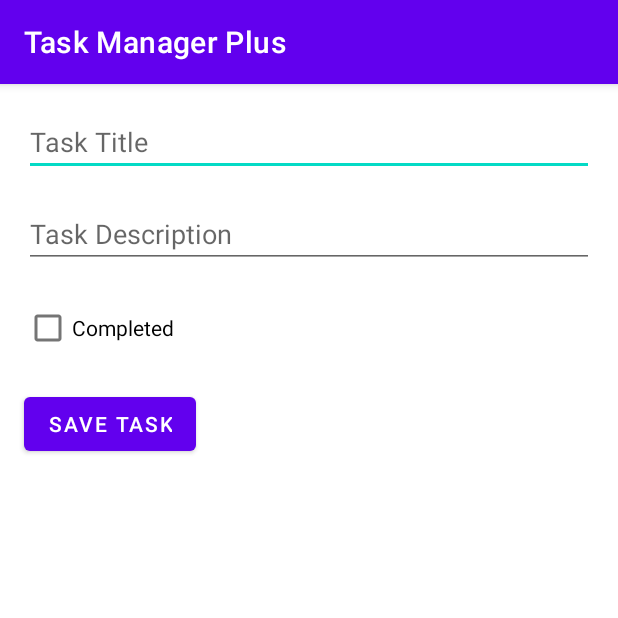
After one commit to maiconfang/taskmanagerplus-android-app, an Android app: the AddTaskActivity screen opened directly, with no data from a screen before it, on a phone screen of 412 x 824 dp, the top half of it. The commit adds this screen. Run offline under Robolectric (Android 15) with nearby library versions, the phone set to English and light mode, and no system bars.

Commit message:
Implemented task addition functionality
- Added the ability to add new tasks through AddTaskActivity.
- Updated TaskDashboardActivity to handle the addition of tasks and display only pending tasks initially.
- Created a new layout for adding tasks (activity_add_task.xml).

```diff
--- a/app/TaskManagerPlus/app/src/main/AndroidManifest.xml
+++ b/app/TaskManagerPlus/app/src/main/AndroidManifest.xml
@@ -12,6 +12,9 @@
         android:supportsRtl="true"
         android:theme="@style/Theme.TaskManagerPlus"
         tools:targetApi="31">
+        <activity
+            android:name=".ui.dashboard.AddTaskActivity"
+            android:exported="false" />
         <activity
             android:name=".ui.dashboard.TaskDashboardDetailActivity"
             android:exported="false" />
--- /dev/null
+++ b/app/TaskManagerPlus/app/src/main/java/maif/taskmanagerplus/ui/dashboard/AddTaskActivity.kt
@@ -0,0 +1,38 @@
+package maif.taskmanagerplus.ui.dashboard
+
+import android.app.Activity
+import android.content.Intent
+import android.os.Bundle
+import android.widget.Button
+import android.widget.CheckBox
+import android.widget.EditText
+import androidx.appcompat.app.AppCompatActivity
+import maif.taskmanagerplus.R
+
+class AddTaskActivity : AppCompatActivity() {
+
+    override fun onCreate(savedInstanceState: Bundle?) {
+        super.onCreate(savedInstanceState)
+        setContentView(R.layout.activity_add_task)
+
+        val titleEditText = findViewById<EditText>(R.id.et_task_title)
+        val descriptionEditText = findViewById<EditText>(R.id.et_task_description)
+        val completedCheckBox = findViewById<CheckBox>(R.id.cb_task_completed)
+        val saveButton = findViewById<Button>(R.id.btn_save_task)
+
+        saveButton.setOnClickListener {
+            val taskTitle = titleEditText.text.toString()
+            val taskDescription = descriptionEditText.text.toString()
+            val isCompleted = completedCheckBox.isChecked
+
+            val resultIntent = Intent().apply {
+                putExtra("TASK_TITLE", taskTitle)
+                putExtra("TASK_DESCRIPTION", taskDescription)
+                putExtra("TASK_STATUS", isCompleted)
+            }
+
+            setResult(Activity.RESULT_OK, resultIntent)
+            finish() // Close the activity
+        }
+    }
+}
--- /dev/null
+++ b/app/TaskManagerPlus/app/src/main/res/layout/activity_add_task.xml
@@ -0,0 +1,45 @@
+<androidx.constraintlayout.widget.ConstraintLayout xmlns:android="http://schemas.android.com/apk/res/android"
+    xmlns:app="http://schemas.android.com/apk/res-auto"
+    xmlns:tools="http://schemas.android.com/tools"
+    android:layout_width="match_parent"
+    android:layout_height="match_parent"
+    tools:context=".ui.dashboard.AddTaskActivity">
+
+    <EditText
+        android:id="@+id/et_task_title"
+        android:layout_width="0dp"
+        android:layout_height="wrap_content"
+        android:hint="Task Title"
+        app:layout_constraintStart_toStartOf="parent"
+        app:layout_constraintTop_toTopOf="parent"
+        app:layout_constraintEnd_toEndOf="parent"
+        android:layout_margin="16dp"/>
+
+    <EditText
+        android:id="@+id/et_task_description"
+        android:layout_width="0dp"
+        android:layout_height="wrap_content"
+        android:hint="Task Description"
+        app:layout_constraintStart_toStartOf="parent"
+        app:layout_constraintTop_toBottomOf="@id/et_task_title"
+        app:layout_constraintEnd_toEndOf="parent"
+        android:layout_margin="16dp"/>
+
+    <CheckBox
+        android:id="@+id/cb_task_completed"
+        android:layout_width="wrap_content"
+        android:layout_height="wrap_content"
+        android:text="Completed"
+        app:layout_constraintStart_toStartOf="parent"
+        app:layout_constraintTop_toBottomOf="@id/et_task_description"
+        android:layout_margin="16dp"/>
+
+    <Button
+        android:id="@+id/btn_save_task"
+        android:layout_width="wrap_content"
+        android:layout_height="wrap_content"
+        android:text="Save Task"
+        app:layout_constraintStart_toStartOf="parent"
+        app:layout_constraintTop_toBottomOf="@id/cb_task_completed"
+        android:layout_margin="16dp"/>
+</androidx.constraintlayout.widget.ConstraintLayout>
```
Also changed, not shown: app/TaskManagerPlus/app/src/main/java/maif/taskmanagerplus/ui/dashboard/TaskDashboardActivity.kt (+39 -19 lines).
